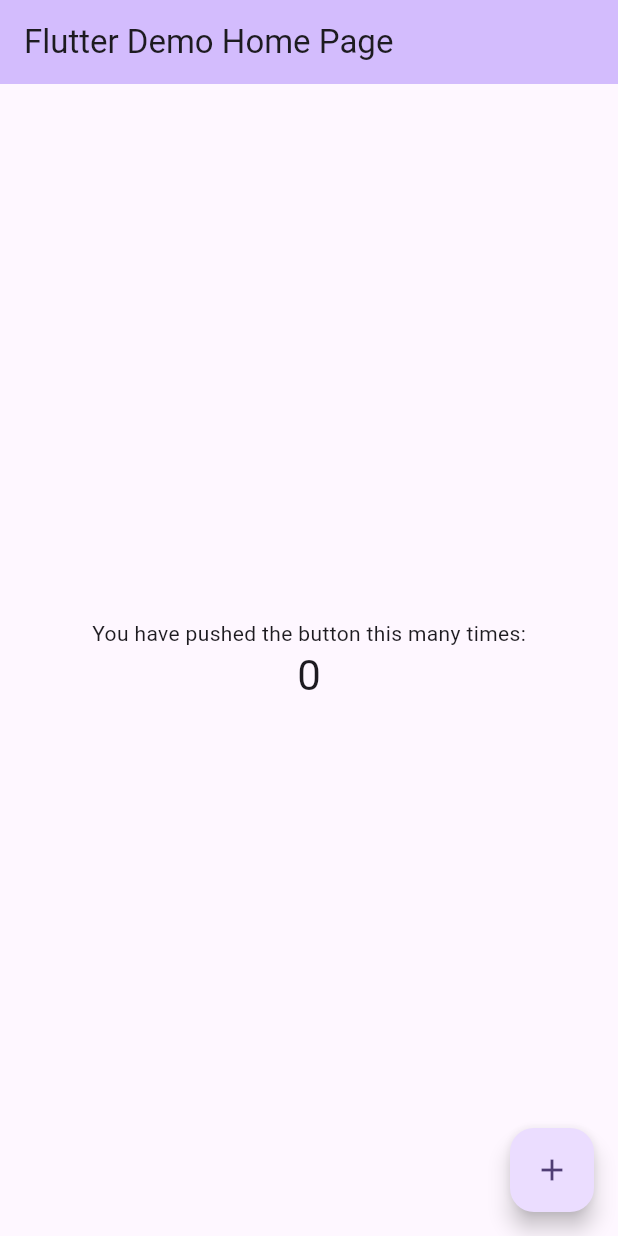
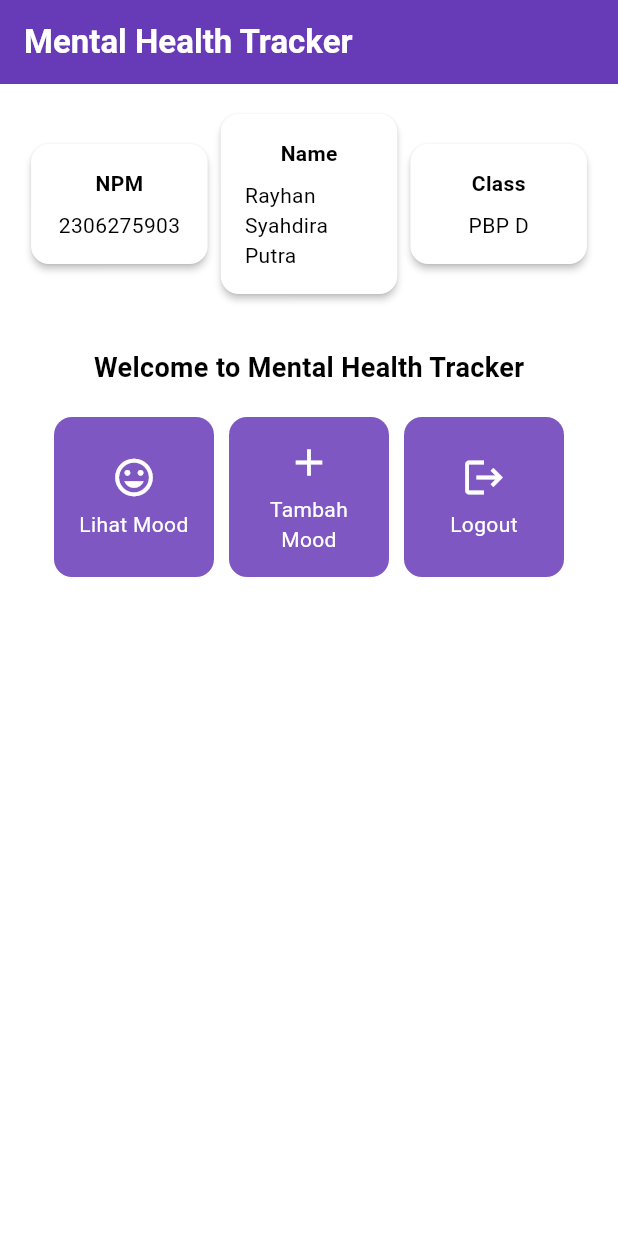
Before and after one commit to RayhanSP/mental-health-tracker-mobile, a Flutter app: the screen it shows after launch, on a phone screen of 412 x 824 dp. Run offline on Flutter 3.47's test engine with Material 3 defaults, Android fonts, the phone set to English and light mode, and no system bars.

Commit message:
Tutorial 6 done (real)

```diff
--- a/lib/main.dart
+++ b/lib/main.dart
@@ -1,5 +1,5 @@
 import 'package:flutter/material.dart';
-
+import 'package:mental_health_tracker/menu.dart';
 void main() {
   runApp(const MyApp());
 }
@@ -28,98 +28,12 @@ class MyApp extends StatelessWidget {
         //
         // This works for code too, not just values: Most code changes can be
         // tested with just a hot reload.
-        colorScheme: ColorScheme.fromSeed(seedColor: Colors.deepPurple),
+         colorScheme: ColorScheme.fromSwatch(
+                primarySwatch: Colors.deepPurple,
+          ).copyWith(secondary: Colors.deepPurple[400]),
         useMaterial3: true,
       ),
-      home: const MyHomePage(title: 'Flutter Demo Home Page'),
+      home: MyHomePage(),
     );
   }
 }
-
-class MyHomePage extends StatefulWidget {
-  const MyHomePage({super.key, required this.title});
-
-  // This widget is the home page of your application. It is stateful, meaning
-  // that it has a State object (defined below) that contains fields that affect
-  // how it looks.
-
-  // This class is the configuration for the state. It holds the values (in this
-  // case the title) provided by the parent (in this case the App widget) and
-  // used by the build method of the State. Fields in a Widget subclass are
-  // always marked "final".
-
-  final String title;
-
-  @override
-  State<MyHomePage> createState() => _MyHomePageState();
-}
-
-class _MyHomePageState extends State<MyHomePage> {
-  int _counter = 0;
-
-  void _incrementCounter() {
-    setState(() {
-      // This call to setState tells the Flutter framework that something has
-      // changed in this State, which causes it to rerun the build method below
-      // so that the display can reflect the updated values. If we changed
-      // _counter without calling setState(), then the build method would not be
-      // called again, and so nothing would appear to happen.
-      _counter++;
-    });
-  }
-
-  @override
-  Widget build(BuildContext context) {
-    // This method is rerun every time setState is called, for instance as done
-    // by the _incrementCounter method above.
-    //
-    // The Flutter framework has been optimized to make rerunning build methods
-    // fast, so that you can just rebuild anything that needs updating rather
-    // than having to individually change instances of widgets.
-    return Scaffold(
-      appBar: AppBar(
-        // TRY THIS: Try changing the color here to a specific color (to
-        // Colors.amber, perhaps?) and trigger a hot reload to see the AppBar
-        // change color while the other colors stay the same.
-        backgroundColor: Theme.of(context).colorScheme.inversePrimary,
-        // Here we take the value from the MyHomePage object that was created by
-        // the App.build method, and use it to set our appbar title.
-        title: Text(widget.title),
-      ),
-      body: Center(
-        // Center is a layout widget. It takes a single child and positions it
-        // in the middle of the parent.
-        child: Column(
-          // Column is also a layout widget. It takes a list of children and
-          // arranges them vertically. By default, it sizes itself to fit its
-          // children horizontally, and tries to be as tall as its parent.
-          //
-          // Column has various properties to control how it sizes itself and
-          // how it positions its children. Here we use mainAxisAlignment to
-          // center the children vertically; the main axis here is the vertical
-          // axis because Columns are vertical (the cross axis would be
-          // horizontal).
-          //
-          // TRY THIS: Invoke "debug painting" (choose the "Toggle Debug Paint"
-          // action in the IDE, or press "p" in the console), to see the
-          // wireframe for each widget.
-          mainAxisAlignment: MainAxisAlignment.center,
-          children: <Widget>[
-            const Text(
-              'You have pushed the button this many times:',
-            ),
-            Text(
-              '$_counter',
-              style: Theme.of(context).textTheme.headlineMedium,
-            ),
-          ],
-        ),
-      ),
-      floatingActionButton: FloatingActionButton(
-        onPressed: _incrementCounter,
-        tooltip: 'Increment',
-        child: const Icon(Icons.add),
-      ), // This trailing comma makes auto-formatting nicer for build methods.
-    );
-  }
-}
--- /dev/null
+++ b/lib/menu.dart
@@ -0,0 +1,189 @@
+import 'package:flutter/material.dart';
+
+class MyHomePage extends StatelessWidget {
+  MyHomePage({super.key});
+  final String npm = '2306275903'; // NPM
+  final String name = 'Rayhan Syahdira Putra'; // Nama
+  final String className = 'PBP D'; // Kelas
+  final List<ItemHomepage> items = [
+         ItemHomepage("Lihat Mood", Icons.mood),
+         ItemHomepage("Tambah Mood", Icons.add),
+         ItemHomepage("Logout", Icons.logout),
+     ];
+
+  @override
+  Widget build(BuildContext context) {
+    // Scaffold menyediakan struktur dasar halaman dengan AppBar dan body.
+    return Scaffold(
+      // AppBar adalah bagian atas halaman yang menampilkan judul.
+      appBar: AppBar(
+        // Judul aplikasi "Mental Health Tracker" dengan teks putih dan tebal.
+        title: const Text(
+          'Mental Health Tracker',
+          style: TextStyle(
+            color: Colors.white,
+            fontWeight: FontWeight.bold,
+          ),
+        ),
+        // Warna latar belakang AppBar diambil dari skema warna tema aplikasi.
+        backgroundColor: Theme.of(context).colorScheme.primary,
+      ),
+      // Body halaman dengan padding di sekelilingnya.
+      body: Padding(
+        padding: const EdgeInsets.all(16.0),
+        // Menyusun widget secara vertikal dalam sebuah kolom.
+        child: Column(
+          crossAxisAlignment: CrossAxisAlignment.center,
+          children: [
+            // Row untuk menampilkan 3 InfoCard secara horizontal.
+            Row(
+              mainAxisAlignment: MainAxisAlignment.spaceEvenly,
+              children: [
+                InfoCard(title: 'NPM', content: npm),
+                InfoCard(title: 'Name', content: name),
+                InfoCard(title: 'Class', content: className),
+              ],
+            ),
+
+            // Memberikan jarak vertikal 16 unit.
+            const SizedBox(height: 16.0),
+
+            // Menempatkan widget berikutnya di tengah halaman.
+            Center(
+              child: Column(
+                // Menyusun teks dan grid item secara vertikal.
+
+                children: [
+                  // Menampilkan teks sambutan dengan gaya tebal dan ukuran 18.
+                  const Padding(
+                    padding: EdgeInsets.only(top: 16.0),
+                    child: Text(
+                      'Welcome to Mental Health Tracker',
+                      style: TextStyle(
+                        fontWeight: FontWeight.bold,
+                        fontSize: 18.0,
+                      ),
+                    ),
+                  ),
+
+                  // Grid untuk menampilkan ItemCard dalam bentuk grid 3 kolom.
+                  GridView.count(
+                    primary: true,
+                    padding: const EdgeInsets.all(20),
+                    crossAxisSpacing: 10,
+                    mainAxisSpacing: 10,
+                    crossAxisCount: 3,
+                    // Agar grid menyesuaikan tinggi kontennya.
+                    shrinkWrap: true,
+
+                    // Menampilkan ItemCard untuk setiap item dalam list items.
+                    children: items.map((ItemHomepage item) {
+                      return ItemCard(item);
+                    }).toList(),
+                  ),
+                ],
+              ),
+            ),
+          ],
+        ),
+      ),
+    );
+  }
+}
+
+
+
+
+class InfoCard extends StatelessWidget {
+  // Kartu informasi yang menampilkan title dan content.
+
+  final String title;  // Judul kartu.
+  final String content;  // Isi kartu.
+
+  const InfoCard({super.key, required this.title, required this.content});
+
+  @override
+  Widget build(BuildContext context) {
+    return Card(
+      // Membuat kotak kartu dengan bayangan dibawahnya.
+      elevation: 2.0,
+      child: Container(
+        // Mengatur ukuran dan jarak di dalam kartu.
+        width: MediaQuery.of(context).size.width / 3.5, // menyesuaikan dengan lebar device yang digunakan.
+        padding: const EdgeInsets.all(16.0),
+        // Menyusun title dan content secara vertikal.
+        child: Column(
+          children: [
+            Text(
+              title,
+              style: const TextStyle(fontWeight: FontWeight.bold),
+            ),
+            const SizedBox(height: 8.0),
+            Text(content),
+          ],
+        ),
+      ),
+    );
+  }
+}
+
+class ItemHomepage {
+     final String name;
+     final IconData icon;
+
+     ItemHomepage(this.name, this.icon);
+ }
+
+class ItemCard extends StatelessWidget {
+  // Menampilkan kartu dengan ikon dan nama.
+
+  final ItemHomepage item;
+
+  const ItemCard(this.item, {super.key});
+
+  @override
+  Widget build(BuildContext context) {
+    return Material(
+      // Menentukan warna latar belakang dari tema aplikasi.
+      color: Theme.of(context).colorScheme.secondary,
+      // Membuat sudut kartu melengkung.
+      borderRadius: BorderRadius.circular(12),
+
+      child: InkWell(
+        // Aksi ketika kartu ditekan.
+        onTap: () {
+          // Menampilkan pesan SnackBar saat kartu ditekan.
+          ScaffoldMessenger.of(context)
+            ..hideCurrentSnackBar()
+            ..showSnackBar(
+              SnackBar(content: Text("Kamu telah menekan tombol ${item.name}!"))
+            );
+        },
+        // Container untuk menyimpan Icon dan Text
+        child: Container(
+          padding: const EdgeInsets.all(8),
+          child: Center(
+            child: Column(
+              // Menyusun ikon dan teks di tengah kartu.
+              mainAxisAlignment: MainAxisAlignment.center,
+              children: [
+                Icon(
+                  item.icon,
+                  color: Colors.white,
+                  size: 30.0,
+                ),
+                const Padding(padding: EdgeInsets.all(3)),
+                Text(
+                  item.name,
+                  textAlign: TextAlign.center,
+                  style: const TextStyle(color: Colors.white),
+                ),
+              ],
+            ),
+          ),
+        ),
+      ),
+    );
+  }
+
+}
```
